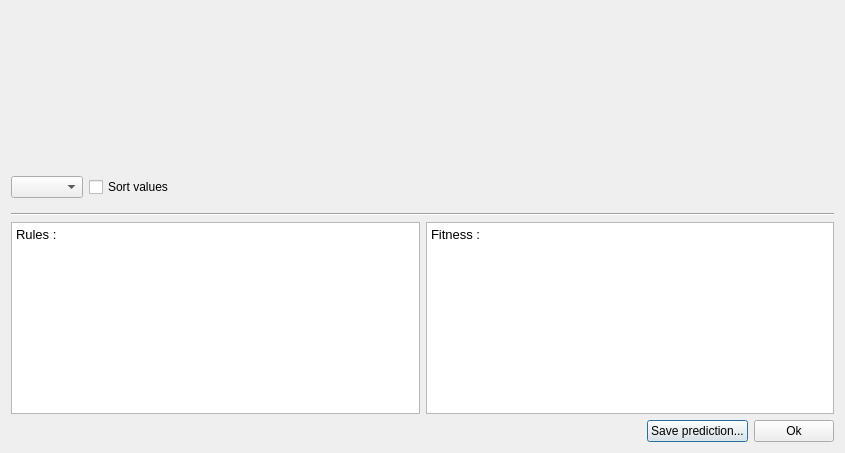
Before: the Qt Designer form fuge-lc/evalplot.ui in ThibaultSchowing/FUGE-LC, drawn with Qt 5.
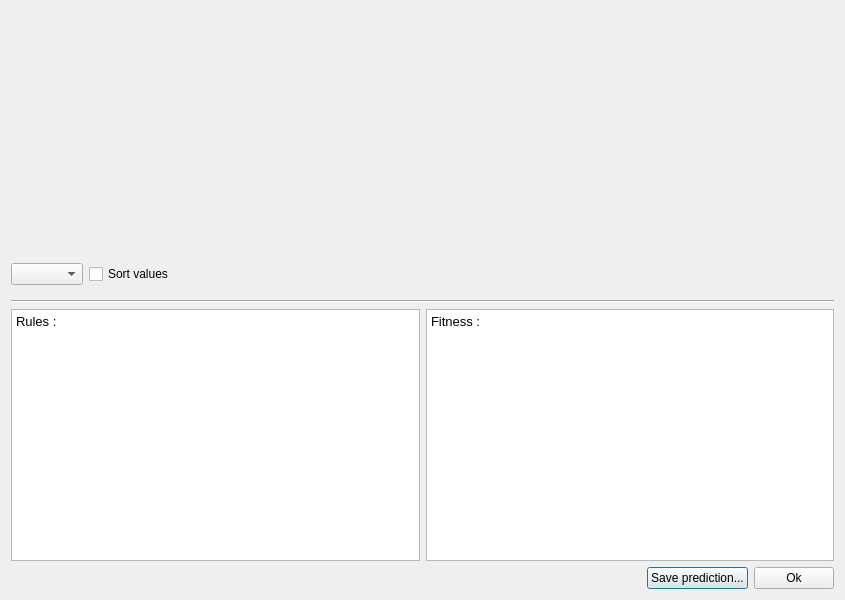
After: the same form once the commit is applied. Icons and pictures are not drawn.

What changed in the file:
```diff
--- a/fuge-lc/evalplot.ui
+++ b/fuge-lc/evalplot.ui
@@ -7,9 +7,21 @@
     <x>0</x>
     <y>0</y>
     <width>845</width>
-    <height>453</height>
+    <height>600</height>
    </rect>
   </property>
+  <property name="sizePolicy">
+   <sizepolicy hsizetype="Preferred" vsizetype="MinimumExpanding">
+    <horstretch>0</horstretch>
+    <verstretch>0</verstretch>
+   </sizepolicy>
+  </property>
+  <property name="minimumSize">
+   <size>
+    <width>0</width>
+    <height>600</height>
+   </size>
+  </property>
   <property name="windowTitle">
    <string>Evaluation plot</string>
   </property>
@@ -77,13 +89,16 @@
       <widget class="QTextBrowser" name="tbRules">
        <property name="html">
         <string>&lt;!DOCTYPE HTML PUBLIC &quot;-//W3C//DTD HTML 4.0//EN&quot; &quot;http://www.w3.org/TR/REC-html40/strict.dtd&quot;&gt;
-&lt;html&gt;&lt;head&gt;&lt;meta name=&quot;qrichtext&quot; content=&quot;1&quot; /&gt;&lt;style type=&quot;text/css&quot;&gt;
+&lt;html&gt;&lt;head&gt;&lt;meta name=&quot;qrichtext&quot; content=&quot;1&quot; /&gt;&lt;meta charset=&quot;utf-8&quot; /&gt;&lt;style type=&quot;text/css&quot;&gt;
 p, li { white-space: pre-wrap; }
-&lt;/style&gt;&lt;/head&gt;&lt;body style=&quot; font-family:'Sans'; font-size:10pt; font-weight:400; font-style:normal;&quot;&gt;
+hr { height: 1px; border-width: 0; }
+li.unchecked::marker { content: &quot;\2610&quot;; }
+li.checked::marker { content: &quot;\2612&quot;; }
+&lt;/style&gt;&lt;/head&gt;&lt;body style=&quot; font-family:'Ubuntu'; font-size:11pt; font-weight:400; font-style:normal;&quot;&gt;
 &lt;table border=&quot;0&quot; style=&quot;-qt-table-type: root; margin-top:4px; margin-bottom:4px; margin-left:4px; margin-right:4px;&quot;&gt;
 &lt;tr&gt;
 &lt;td style=&quot;border: none;&quot;&gt;
-&lt;p style=&quot; margin-top:0px; margin-bottom:0px; margin-left:0px; margin-right:0px; -qt-block-indent:0; text-indent:0px;&quot;&gt;Rules : &lt;/p&gt;&lt;/td&gt;&lt;/tr&gt;&lt;/table&gt;&lt;/body&gt;&lt;/html&gt;</string>
+&lt;p style=&quot; margin-top:0px; margin-bottom:0px; margin-left:0px; margin-right:0px; -qt-block-indent:0; text-indent:0px;&quot;&gt;&lt;span style=&quot; font-family:'Sans'; font-size:10pt;&quot;&gt;Rules : &lt;/span&gt;&lt;/p&gt;&lt;/td&gt;&lt;/tr&gt;&lt;/table&gt;&lt;/body&gt;&lt;/html&gt;</string>
        </property>
       </widget>
      </item>
@@ -91,13 +106,16 @@
       <widget class="QTextBrowser" name="tbFitness">
        <property name="html">
         <string>&lt;!DOCTYPE HTML PUBLIC &quot;-//W3C//DTD HTML 4.0//EN&quot; &quot;http://www.w3.org/TR/REC-html40/strict.dtd&quot;&gt;
-&lt;html&gt;&lt;head&gt;&lt;meta name=&quot;qrichtext&quot; content=&quot;1&quot; /&gt;&lt;style type=&quot;text/css&quot;&gt;
+&lt;html&gt;&lt;head&gt;&lt;meta name=&quot;qrichtext&quot; content=&quot;1&quot; /&gt;&lt;meta charset=&quot;utf-8&quot; /&gt;&lt;style type=&quot;text/css&quot;&gt;
 p, li { white-space: pre-wrap; }
-&lt;/style&gt;&lt;/head&gt;&lt;body style=&quot; font-family:'Sans'; font-size:10pt; font-weight:400; font-style:normal;&quot;&gt;
+hr { height: 1px; border-width: 0; }
+li.unchecked::marker { content: &quot;\2610&quot;; }
+li.checked::marker { content: &quot;\2612&quot;; }
+&lt;/style&gt;&lt;/head&gt;&lt;body style=&quot; font-family:'Ubuntu'; font-size:11pt; font-weight:400; font-style:normal;&quot;&gt;
 &lt;table border=&quot;0&quot; style=&quot;-qt-table-type: root; margin-top:4px; margin-bottom:4px; margin-left:4px; margin-right:4px;&quot;&gt;
 &lt;tr&gt;
 &lt;td style=&quot;border: none;&quot;&gt;
-&lt;p style=&quot; margin-top:0px; margin-bottom:0px; margin-left:0px; margin-right:0px; -qt-block-indent:0; text-indent:0px;&quot;&gt;Fitness :&lt;/p&gt;&lt;/td&gt;&lt;/tr&gt;&lt;/table&gt;&lt;/body&gt;&lt;/html&gt;</string>
+&lt;p style=&quot; margin-top:0px; margin-bottom:0px; margin-left:0px; margin-right:0px; -qt-block-indent:0; text-indent:0px;&quot;&gt;&lt;span style=&quot; font-family:'Sans'; font-size:10pt;&quot;&gt;Fitness :&lt;/span&gt;&lt;/p&gt;&lt;/td&gt;&lt;/tr&gt;&lt;/table&gt;&lt;/body&gt;&lt;/html&gt;</string>
        </property>
       </widget>
      </item>
```
